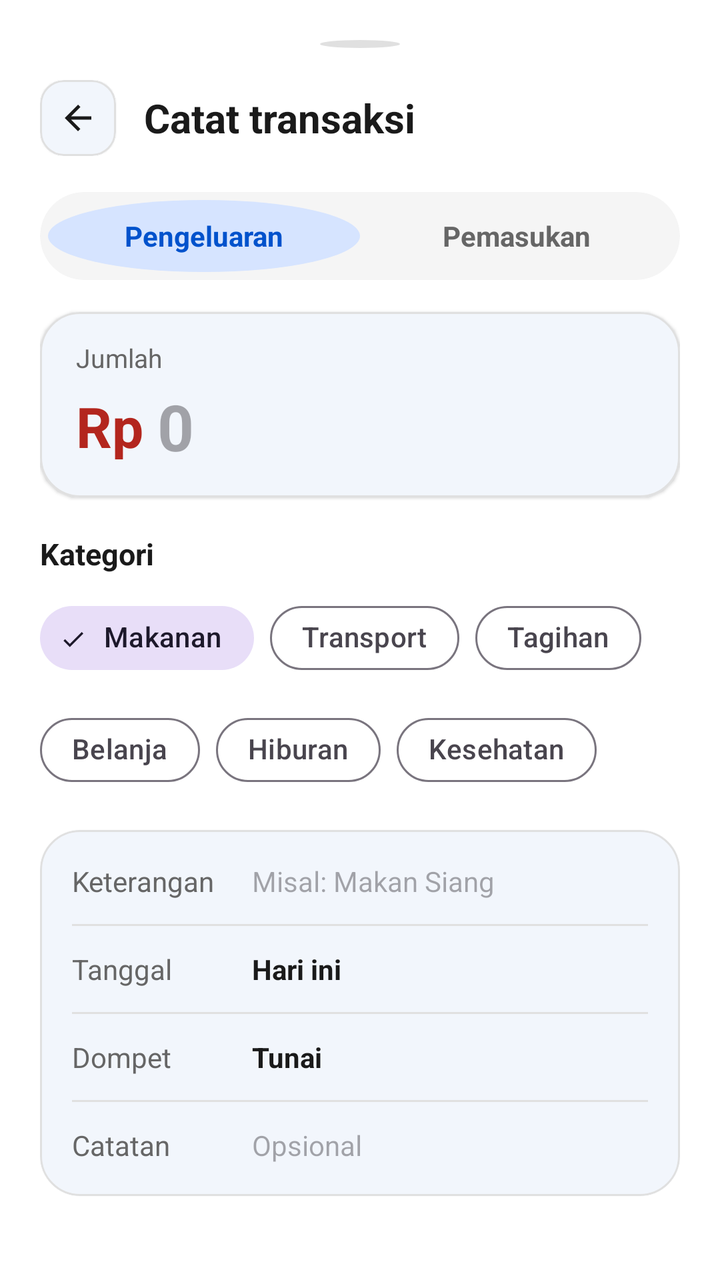
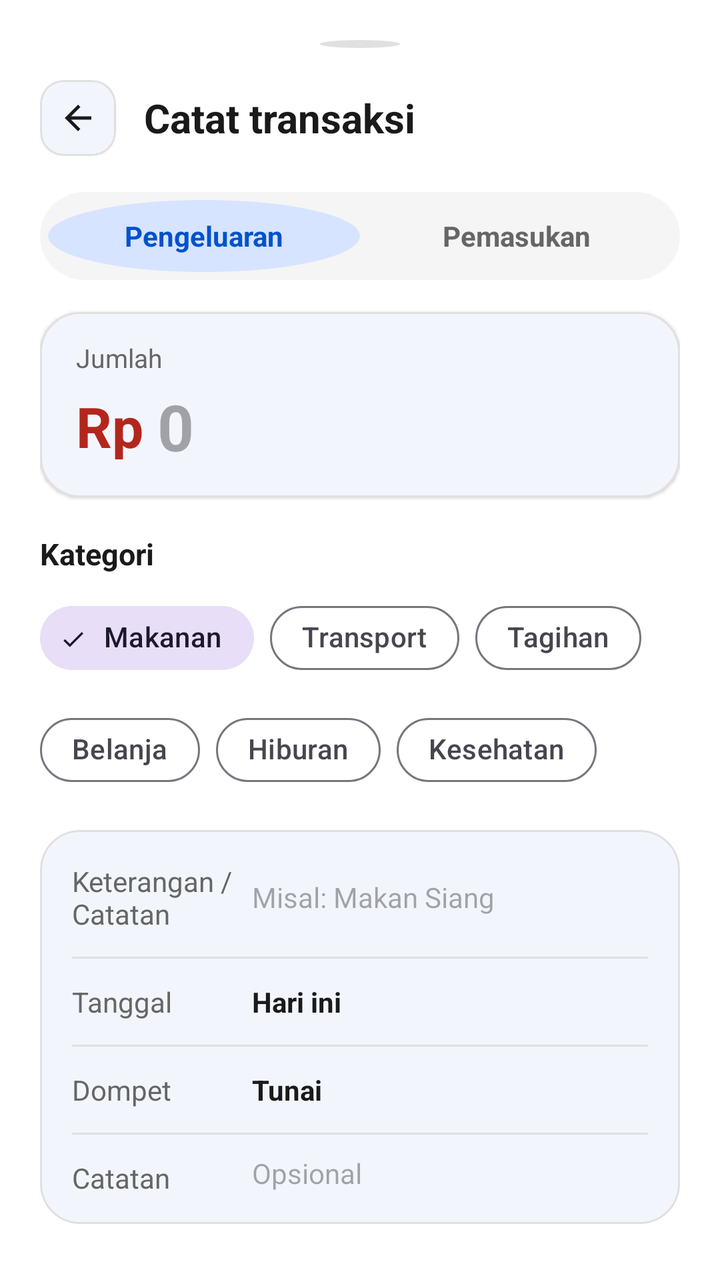

Before-and-after screenshots of an Android layout around one commit, followed by the original layout XML and the change that was made.
<!-- AndroidManifest.xml: application theme Theme.Keuangan -->
<!-- res/layout/bottom_sheet_add_transaction.xml -->
<?xml version="1.0" encoding="utf-8"?>
<LinearLayout
    xmlns:android="http://schemas.android.com/apk/res/android"
    xmlns:app="http://schemas.android.com/apk/res-auto"
    android:layout_width="match_parent"
    android:layout_height="wrap_content"
    android:background="@color/brand_background"
    android:orientation="vertical"
    android:paddingHorizontal="20dp"
    android:paddingTop="20dp"
    android:paddingBottom="28dp">

    
    <View
        android:layout_width="40dp"
        android:layout_height="4dp"
        android:layout_gravity="center_horizontal"
        android:layout_marginBottom="16dp"
        android:background="@drawable/bg_circle"
        android:backgroundTint="@color/brand_outline" />

    
    <LinearLayout
        android:layout_width="match_parent"
        android:layout_height="wrap_content"
        android:gravity="center_vertical"
        android:orientation="horizontal">

        <com.google.android.material.card.MaterialCardView
            android:id="@+id/btnBackModal"
            android:layout_width="38dp"
            android:layout_height="38dp"
            app:cardBackgroundColor="@color/brand_surface"
            app:cardCornerRadius="12dp"
            app:cardElevation="1dp"
            app:strokeColor="@color/brand_outline"
            app:strokeWidth="1dp">

            <ImageView
                android:layout_width="20dp"
                android:layout_height="20dp"
                android:layout_gravity="center"
                android:src="@drawable/ic_arrow_back"
                app:tint="@color/brand_text_primary" />
        </com.google.android.material.card.MaterialCardView>

        <TextView
            android:layout_width="wrap_content"
            android:layout_height="wrap_content"
            android:layout_marginStart="14dp"
            android:text="Catat transaksi"
            android:textColor="@color/brand_text_primary"
            android:textSize="20sp"
            android:textStyle="bold" />
    </LinearLayout>

    
    <com.google.android.material.card.MaterialCardView
        android:layout_width="match_parent"
        android:layout_height="44dp"
        android:layout_marginTop="18dp"
        app:cardBackgroundColor="@color/brand_surface_container"
        app:cardCornerRadius="22dp"
        app:cardElevation="0dp"
        app:strokeWidth="0dp">

        <LinearLayout
            android:layout_width="match_parent"
            android:layout_height="match_parent"
            android:orientation="horizontal"
            android:padding="4dp">

            <TextView
                android:id="@+id/btnTabExpense"
                android:layout_width="0dp"
                android:layout_height="match_parent"
                android:layout_weight="1"
                android:background="@drawable/bg_circle"
                android:backgroundTint="@color/brand_light_blue"
                android:gravity="center"
                android:text="Pengeluaran"
                android:textColor="@color/brand_blue"
                android:textSize="14sp"
                android:textStyle="bold" />

            <TextView
                android:id="@+id/btnTabIncome"
                android:layout_width="0dp"
                android:layout_height="match_parent"
                android:layout_weight="1"
                android:background="@android:color/transparent"
                android:gravity="center"
                android:text="Pemasukan"
                android:textColor="@color/brand_text_secondary"
                android:textSize="14sp"
                android:textStyle="bold" />
        </LinearLayout>
    </com.google.android.material.card.MaterialCardView>

    
    <com.google.android.material.card.MaterialCardView
        android:layout_width="match_parent"
        android:layout_height="wrap_content"
        android:layout_marginTop="16dp"
        app:cardBackgroundColor="@color/brand_surface"
        app:cardCornerRadius="20dp"
        app:cardElevation="1dp"
        app:strokeColor="@color/brand_outline"
        app:strokeWidth="1dp">

        <LinearLayout
            android:layout_width="match_parent"
            android:layout_height="wrap_content"
            android:orientation="vertical"
            android:paddingHorizontal="18dp"
            android:paddingVertical="14dp">

            <TextView
                android:layout_width="wrap_content"
                android:layout_height="wrap_content"
                android:text="Jumlah"
                android:textColor="@color/brand_text_secondary"
                android:textSize="13sp" />

            <LinearLayout
                android:layout_width="match_parent"
                android:layout_height="wrap_content"
                android:layout_marginTop="4dp"
                android:gravity="center_vertical"
                android:orientation="horizontal">

                <TextView
                    android:id="@+id/tvCurrencyPrefix"
                    android:layout_width="wrap_content"
                    android:layout_height="wrap_content"
                    android:text="Rp "
                    android:textColor="@color/expense_red"
                    android:textSize="28sp"
                    android:textStyle="bold" />

                <EditText
                    android:id="@+id/etModalAmount"
                    android:layout_width="match_parent"
                    android:layout_height="wrap_content"
                    android:background="@android:color/transparent"
                    android:hint="0"
                    android:inputType="numberDecimal"
                    android:textColor="@color/expense_red"
                    android:textSize="32sp"
                    android:textStyle="bold" />
            </LinearLayout>
        </LinearLayout>
    </com.google.android.material.card.MaterialCardView>

    
    <TextView
        android:layout_width="wrap_content"
        android:layout_height="wrap_content"
        android:layout_marginTop="18dp"
        android:layout_marginBottom="8dp"
        android:text="Kategori"
        android:textColor="@color/brand_text_primary"
        android:textSize="15sp"
        android:textStyle="bold" />

    
    <com.google.android.material.chip.ChipGroup
        android:id="@+id/cgCategories"
        android:layout_width="match_parent"
        android:layout_height="wrap_content"
        app:selectionRequired="true"
        app:singleSelection="true">

        <com.google.android.material.chip.Chip
            android:id="@+id/chipFood"
            style="@style/Widget.Material3.Chip.Filter"
            android:layout_width="wrap_content"
            android:layout_height="wrap_content"
            android:checked="true"
            android:text="Makanan"
            app:chipCornerRadius="22dp" />

        <com.google.android.material.chip.Chip
            android:id="@+id/chipTransport"
            style="@style/Widget.Material3.Chip.Filter"
            android:layout_width="wrap_content"
            android:layout_height="wrap_content"
            android:text="Transport"
            app:chipCornerRadius="22dp" />

        <com.google.android.material.chip.Chip
            android:id="@+id/chipBills"
            style="@style/Widget.Material3.Chip.Filter"
            android:layout_width="wrap_content"
            android:layout_height="wrap_content"
            android:text="Tagihan"
            app:chipCornerRadius="22dp" />

        <com.google.android.material.chip.Chip
            android:id="@+id/chipShopping"
            style="@style/Widget.Material3.Chip.Filter"
            android:layout_width="wrap_content"
            android:layout_height="wrap_content"
            android:text="Belanja"
            app:chipCornerRadius="22dp" />

        <com.google.android.material.chip.Chip
            android:id="@+id/chipEntertainment"
            style="@style/Widget.Material3.Chip.Filter"
            android:layout_width="wrap_content"
            android:layout_height="wrap_content"
            android:text="Hiburan"
            app:chipCornerRadius="22dp" />

        <com.google.android.material.chip.Chip
            android:id="@+id/chipHealth"
            style="@style/Widget.Material3.Chip.Filter"
            android:layout_width="wrap_content"
            android:layout_height="wrap_content"
            android:text="Kesehatan"
            app:chipCornerRadius="22dp" />
    </com.google.android.material.chip.ChipGroup>

    
    <com.google.android.material.card.MaterialCardView
        android:layout_width="match_parent"
        android:layout_height="wrap_content"
        android:layout_marginTop="16dp"
        app:cardBackgroundColor="@color/brand_surface"
        app:cardCornerRadius="20dp"
        app:cardElevation="1dp"
        app:strokeColor="@color/brand_outline"
        app:strokeWidth="1dp">

        <LinearLayout
            android:layout_width="match_parent"
            android:layout_height="wrap_content"
            android:orientation="vertical"
            android:padding="16dp">

            
            <LinearLayout
                android:layout_width="match_parent"
                android:layout_height="wrap_content"
                android:gravity="center_vertical"
                android:orientation="horizontal">

                <TextView
                    android:layout_width="90dp"
                    android:layout_height="wrap_content"
                    android:text="Keterangan"
                    android:textColor="@color/brand_text_secondary"
                    android:textSize="14sp" />

                <EditText
                    android:id="@+id/etModalTitle"
                    android:layout_width="0dp"
                    android:layout_height="wrap_content"
                    android:layout_weight="1"
                    android:background="@android:color/transparent"
                    android:hint="Misal: Makan Siang"
                    android:inputType="textCapSentences"
                    android:textColor="@color/brand_text_primary"
                    android:textSize="14sp" />
            </LinearLayout>

            <View
                android:layout_width="match_parent"
                android:layout_height="1dp"
                android:layout_marginVertical="12dp"
                android:background="@color/brand_outline" />

            
            <LinearLayout
                android:layout_width="match_parent"
                android:layout_height="wrap_content"
                android:gravity="center_vertical"
                android:orientation="horizontal">

                <TextView
                    android:layout_width="90dp"
                    android:layout_height="wrap_content"
                    android:text="Tanggal"
                    android:textColor="@color/brand_text_secondary"
                    android:textSize="14sp" />

                <TextView
                    android:id="@+id/tvModalDate"
                    android:layout_width="0dp"
                    android:layout_height="wrap_content"
                    android:layout_weight="1"
                    android:text="Hari ini"
                    android:textColor="@color/brand_text_primary"
                    android:textSize="14sp"
                    android:textStyle="bold" />
            </LinearLayout>

            <View
                android:layout_width="match_parent"
                android:layout_height="1dp"
                android:layout_marginVertical="12dp"
                android:background="@color/brand_outline" />

            
            <LinearLayout
                android:layout_width="match_parent"
                android:layout_height="wrap_content"
                android:gravity="center_vertical"
                android:orientation="horizontal">

                <TextView
                    android:layout_width="90dp"
                    android:layout_height="wrap_content"
                    android:text="Dompet"
                    android:textColor="@color/brand_text_secondary"
                    android:textSize="14sp" />

                <TextView
                    android:layout_width="0dp"
                    android:layout_height="wrap_content"
                    android:layout_weight="1"
                    android:text="Tunai"
                    android:textColor="@color/brand_text_primary"
                    android:textSize="14sp"
                    android:textStyle="bold" />
            </LinearLayout>

            <View
                android:layout_width="match_parent"
                android:layout_height="1dp"
                android:layout_marginVertical="12dp"
                android:background="@color/brand_outline" />

            
            <LinearLayout
                android:layout_width="match_parent"
                android:layout_height="wrap_content"
                android:gravity="center_vertical"
                android:orientation="horizontal">

                <TextView
                    android:layout_width="90dp"
                    android:layout_height="wrap_content"
                    android:text="Catatan"
                    android:textColor="@color/brand_text_secondary"
                    android:textSize="14sp" />

                <EditText
                    android:id="@+id/etModalNote"
                    android:layout_width="0dp"
                    android:layout_height="wrap_content"
                    android:layout_weight="1"
                    android:background="@android:color/transparent"
                    android:hint="Opsional"
                    android:textColor="@color/brand_text_primary"
                    android:textSize="14sp" />
            </LinearLayout>
        </LinearLayout>
    </com.google.android.material.card.MaterialCardView>

    
    <com.google.android.material.button.MaterialButton
        android:id="@+id/btnModalSave"
        android:layout_width="match_parent"
        android:layout_height="54dp"
        android:layout_marginTop="22dp"
        android:text="Simpan catatan"
        android:textColor="#FFFFFF"
        android:textSize="16sp"
        android:textStyle="bold"
        app:backgroundTint="@color/brand_blue"
        app:cornerRadius="27dp"
        app:elevation="2dp" />
</LinearLayout>
<!-- resources referenced by this layout -->
<resources>
  <color name="brand_background">#FFFFFF</color>
  <color name="brand_blue">#0052CC</color>
  <color name="brand_light_blue">#D6E4FF</color>
  <color name="brand_outline">#E0E0E0</color>
  <color name="brand_surface">#FFFFFF</color>
  <color name="brand_surface_container">#F5F5F5</color>
  <color name="brand_text_primary">#1A1A1A</color>
  <color name="brand_text_secondary">#666666</color>
  <color name="expense_red">#B3261E</color>
  <!-- drawable bg_circle (drawable) -->
  <shape xmlns:android="http://schemas.android.com/apk/res/android"
      android:shape="oval">
      <solid android:color="@color/income_container" />
  </shape>
  <!-- drawable ic_arrow_back (drawable) -->
  <vector xmlns:android="http://schemas.android.com/apk/res/android"
      android:width="24dp"
      android:height="24dp"
      android:viewportWidth="24"
      android:viewportHeight="24">
      <path
          android:fillColor="#FF1A1A1A"
          android:pathData="M20,11H7.83l5.59,-5.59L12,4l-8,8 8,8 1.41,-1.41L7.83,13H20v-2z"/>
  </vector>
  <style name="Theme.Keuangan" parent="Theme.Material3.DayNight.NoActionBar">
          <item name="colorPrimary">@color/md_theme_light_primary</item>
          <item name="colorOnPrimary">@color/md_theme_light_onPrimary</item>
          <item name="colorPrimaryContainer">@color/md_theme_light_primaryContainer</item>
          <item name="colorOnPrimaryContainer">@color/md_theme_light_onPrimaryContainer</item>
          <item name="colorTertiary">@color/chart_food</item>
          <item name="colorOnTertiary">#FFFFFF</item>
          <item name="colorTertiaryContainer">#FFE08A</item>
          <item name="colorOnTertiaryContainer">#3D2817</item>
          <item name="android:colorBackground">@color/md_theme_light_background</item>
          <item name="colorSurface">@color/md_theme_light_surface</item>
          <item name="colorOnSurface">@color/md_theme_light_onSurface</item>
          <item name="colorSurfaceContainer">@color/md_theme_light_surfaceContainer</item>
          <item name="colorOnSurfaceVariant">#49454E</item>
          <item name="colorOutline">#79747E</item>
          <item name="android:statusBarColor">@color/md_theme_light_background</item>
          <item name="android:windowLightStatusBar">true</item>
      </style>
  <color name="income_container">#B3E5B3</color>
  <color name="md_theme_light_primary">#0B57D0</color>
  <color name="md_theme_light_onPrimary">#FFFFFF</color>
  <color name="md_theme_light_primaryContainer">#C2DAFF</color>
  <color name="md_theme_light_onPrimaryContainer">#041E49</color>
  <color name="chart_food">#0B57D0</color>
  <color name="md_theme_light_background">#FAF6ED</color>
  <color name="md_theme_light_surface">#FFFFFF</color>
  <color name="md_theme_light_onSurface">#111827</color>
  <color name="md_theme_light_surfaceContainer">#FAF6ED</color>
</resources>

<!-- the commit's change to res/layout/bottom_sheet_add_transaction.xml (unified diff, before → after) -->
@@ -248,7 +248,7 @@
                 <TextView
                     android:layout_width="90dp"
                     android:layout_height="wrap_content"
-                    android:text="Keterangan"
+                    android:text="Keterangan / Catatan"
                     android:textColor="@color/brand_text_secondary"
                     android:textSize="14sp" />
 
